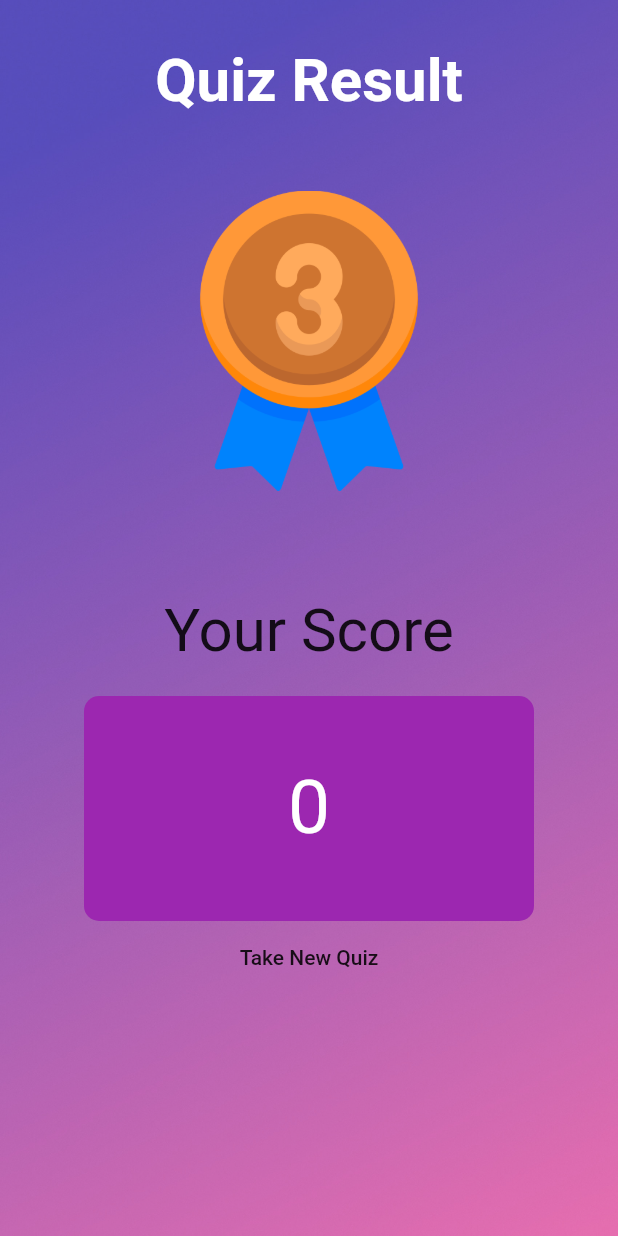
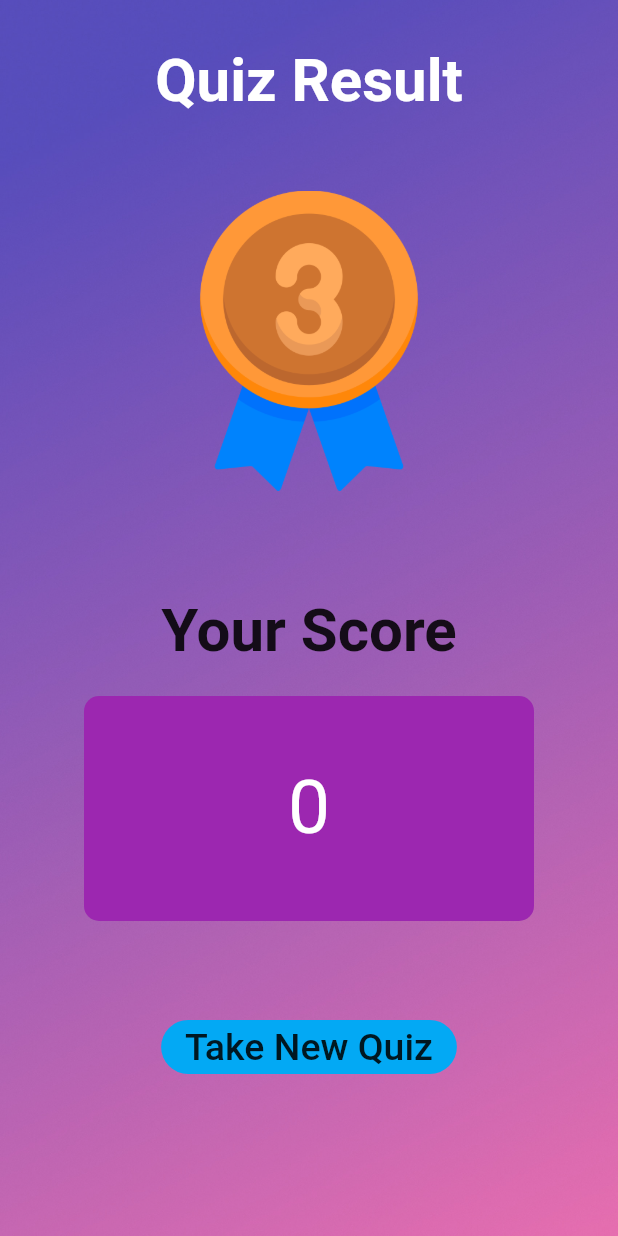
Before and after one commit to Akash701/Quiz_App, a Flutter app: the Result screen opened by its route, on a phone screen of 412 x 824 dp. Run offline on Flutter 3.47's test engine with Material 2 defaults, Android fonts, the phone set to English and light mode, and no system bars.

Commit message:
App Completed

```diff
--- a/lib/Result.dart
+++ b/lib/Result.dart
@@ -83,6 +83,7 @@ class _ResultState extends State<Result> {
               'Your Score',
               style: TextStyle(
                 fontSize: 40,
+                fontWeight: FontWeight.bold,
               ),
             ),
             SizedBox(
@@ -104,7 +105,13 @@ class _ResultState extends State<Result> {
                     ),
                   )),
             ),
+            SizedBox(
+              height: 60,
+            ),
             FlatButton(
+              shape: RoundedRectangleBorder(
+                  borderRadius: BorderRadius.circular(30.0)),
+              color: Colors.lightBlue,
               onPressed: () {
                 setState(() {
                   qfunction.reset();
@@ -113,7 +120,12 @@ class _ResultState extends State<Result> {
                   Navigator.pop(context);
                 });
               },
-              child: Text('Take New Quiz'),
+              child: Text(
+                'Take New Quiz',
+                style: TextStyle(
+                  fontSize: 25,
+                ),
+              ),
             ),
           ],
         )),
--- a/lib/question.dart
+++ b/lib/question.dart
@@ -62,7 +62,7 @@ class _QuestionsState extends State<Questions> {
                 height: 30,
               ),
               Text(
-                'Question No ${qfunction.questionNumber}/12',
+                'Question No ${qfunction.questionNumber}:/12',
                 style: TextStyle(fontSize: 35, color: Colors.white),
               ),
               Row(
```
